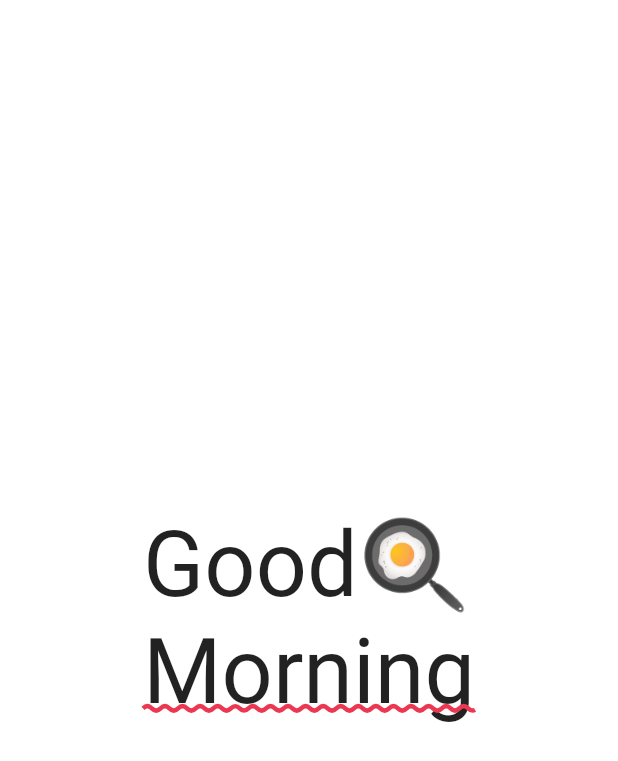
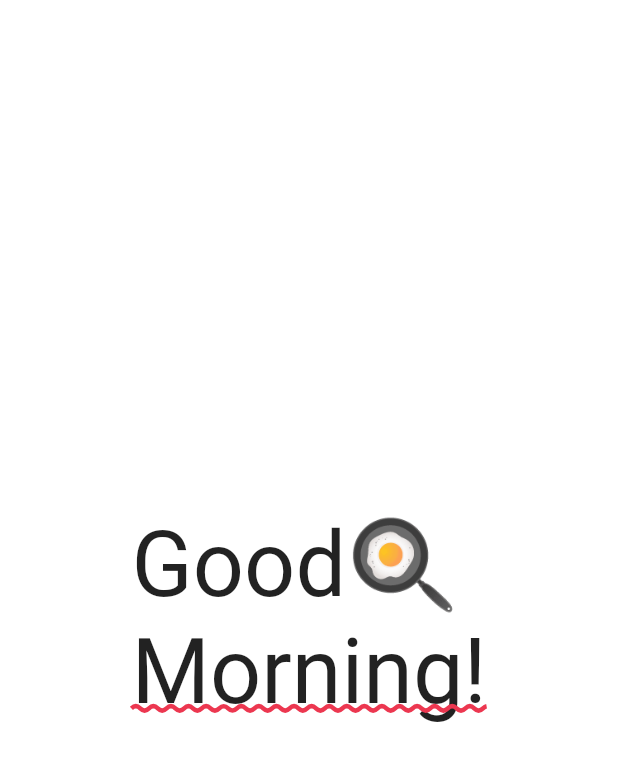
Before and after one commit to gleich/Hack-Club-GP, a Flutter app: the screen it shows after launch, on a phone screen of 412 x 824 dp. Shown: the top 761 px of the screen. Run offline on Flutter 3.47's test engine with Material 2 defaults, Android fonts, the phone set to English and light mode, and no system bars; our stand-ins replace flutter_staggered_animations.

Commit message:
🚚 Rename back to hack_club_gp
Signed-off-by: Matthew Gleich <matthewgleich@gmail.com>

```diff
--- a/lib/main.dart
+++ b/lib/main.dart
@@ -2,8 +2,8 @@
 import 'package:flutter/material.dart';
 
 // 🌎 Project imports:
-import 'package:hack_club/routes/home/home.dart';
-import 'package:hack_club/themes.dart';
+import 'package:hack_club_gp/routes/home/home.dart';
+import 'package:hack_club_gp/themes.dart';
 
 void main() => runApp(_HackClubGP());
 
--- a/lib/routes/home/home.dart
+++ b/lib/routes/home/home.dart
@@ -65,7 +65,7 @@ class Greeting extends StatelessWidget {
               ),
             ),
             Text(
-              timeOfDay,
+              '$timeOfDay!',
               style: TextStyle(
                 fontSize: _fontSize,
                 decoration: TextDecoration.underline,
--- a/pubspec.yaml
+++ b/pubspec.yaml
@@ -1,5 +1,5 @@
-name: hack_club
-description: Official Hack Club Mobile App
+name: hack_club_gp
+description: Manage your Hack Club GP
 publish_to: 'none'
 version: 1.0.0+1
 
```
Also changed, not shown: 1 other file.
